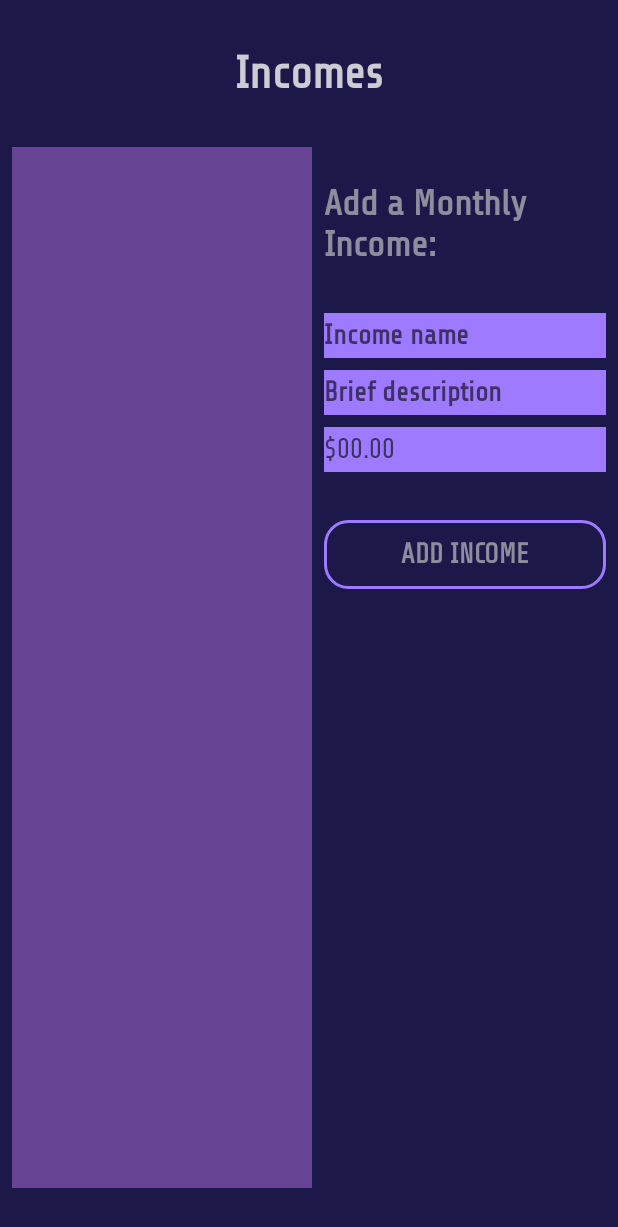
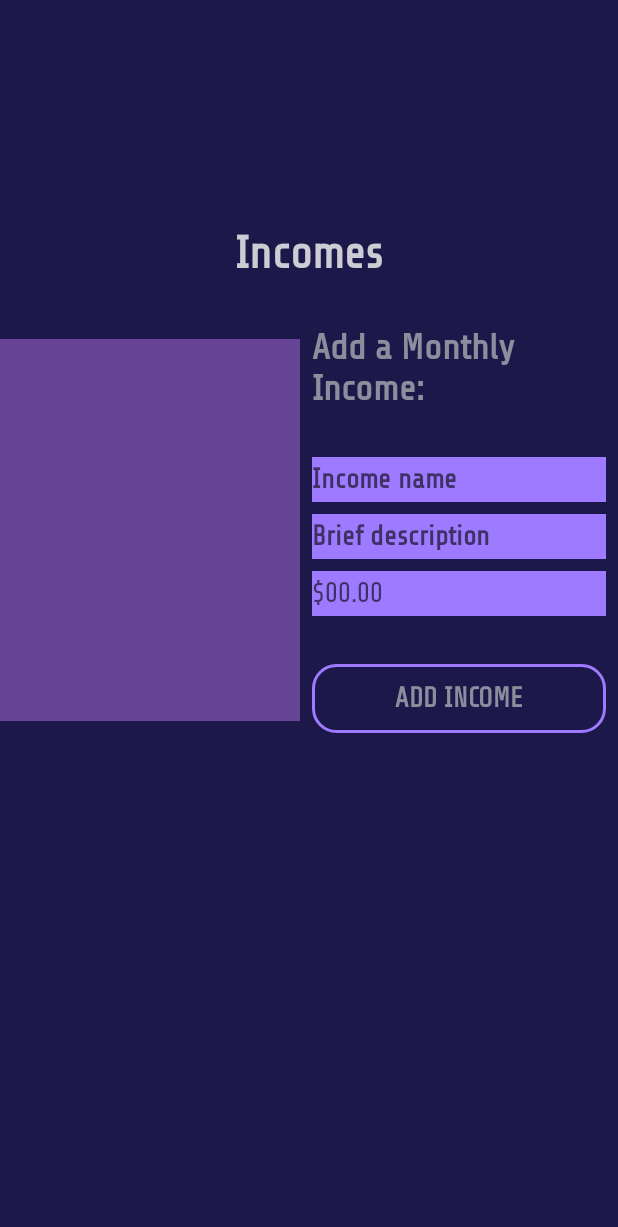
Before and after one commit to KK10127/BudgetBird, an Android app: the IncomeActivity screen opened directly, with no data from a screen before it, on a phone screen of 412 x 824 dp. Shown: the top 1227 px of the screen. Run offline under Robolectric (Android 15) with nearby library versions, the light colour scheme and no system bars; libraries missing offline, so code that uses them is left out: lecho.lib.hellocharts.

Commit message:
updated xmls: expenses/incomes activities

```diff
--- a/app/src/main/res/layout/activity_income.xml
+++ b/app/src/main/res/layout/activity_income.xml
@@ -14,21 +14,24 @@
         android:layout_marginStart="8dp"
         android:layout_marginTop="32dp"
         android:layout_marginEnd="8dp"
+        android:layout_marginBottom="8dp"
         android:fontFamily="@font/share_tech"
         android:text="@string/incomes"
         android:textColor="@color/lighterGray"
         android:textSize="30sp"
         android:textStyle="bold"
+        app:layout_constraintBottom_toBottomOf="parent"
         app:layout_constraintEnd_toEndOf="parent"
         app:layout_constraintStart_toStartOf="parent"
-        app:layout_constraintTop_toTopOf="parent" />
+        app:layout_constraintTop_toTopOf="parent"
+        app:layout_constraintVertical_bias="0.16000003" />
 
     <TextView
         android:id="@+id/textView"
         android:layout_width="0dp"
         android:layout_height="wrap_content"
         android:layout_marginStart="8dp"
-        android:layout_marginTop="24dp"
+        android:layout_marginTop="32dp"
         android:layout_marginEnd="8dp"
         android:fontFamily="@font/share_tech"
         android:text="@string/add_income"
@@ -37,7 +40,7 @@
         android:textStyle="bold"
         app:layout_constraintEnd_toEndOf="parent"
         app:layout_constraintStart_toEndOf="@+id/expensesListView"
-        app:layout_constraintTop_toTopOf="@+id/expensesListView" />
+        app:layout_constraintTop_toBottomOf="@+id/expenseDetailsTitle" />
 
     <EditText
         android:id="@+id/expenseAmountEditText"
@@ -77,14 +80,12 @@
         android:id="@+id/expensesListView"
         android:layout_width="200dp"
         android:layout_height="0dp"
-        android:layout_marginStart="8dp"
-        android:layout_marginTop="32dp"
-        android:layout_marginBottom="32dp"
+        android:layout_marginTop="8dp"
+        android:layout_marginBottom="8dp"
         android:background="@color/anotherPurple"
-        app:layout_constraintBottom_toBottomOf="parent"
-        app:layout_constraintStart_toStartOf="parent"
-        app:layout_constraintTop_toBottomOf="@+id/expenseDetailsTitle"
-        app:layout_constraintVertical_bias="0.0" />
+        app:layout_constraintBottom_toBottomOf="@+id/addIncomeButton"
+        app:layout_constraintTop_toTopOf="@+id/textView"
+        tools:layout_editor_absoluteX="8dp" />
 
     <EditText
         android:id="@+id/expenseNameEditText"
```
Also changed, not shown: app/src/main/res/layout/activity_expenses.xml (+11 -10 lines).
